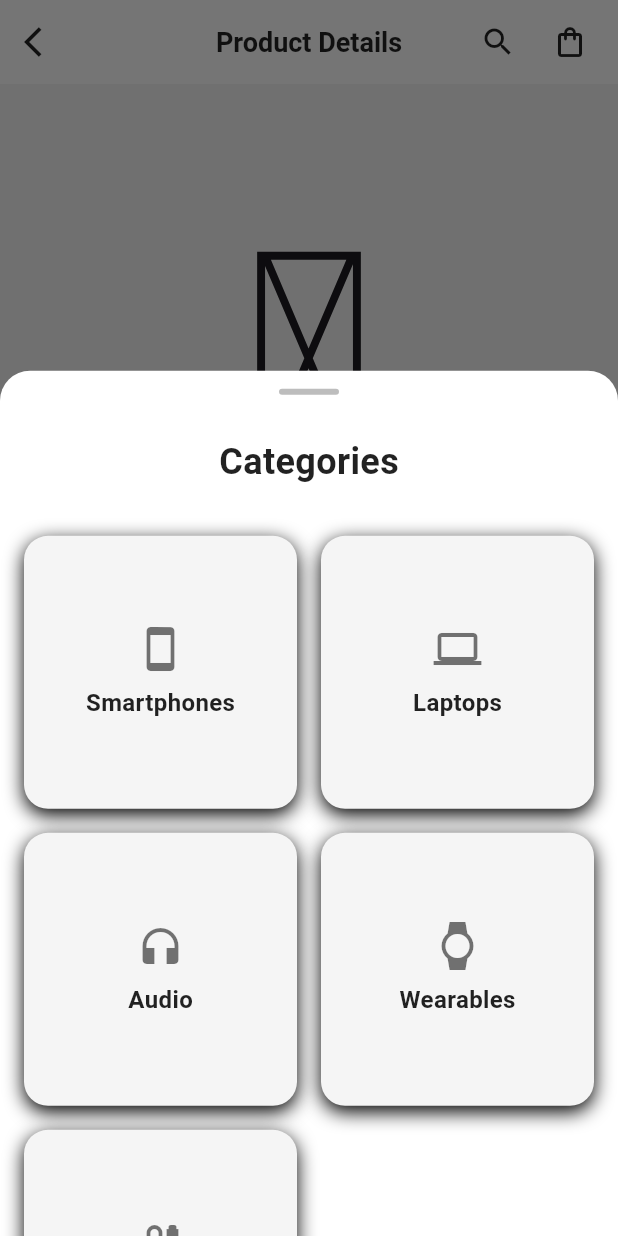
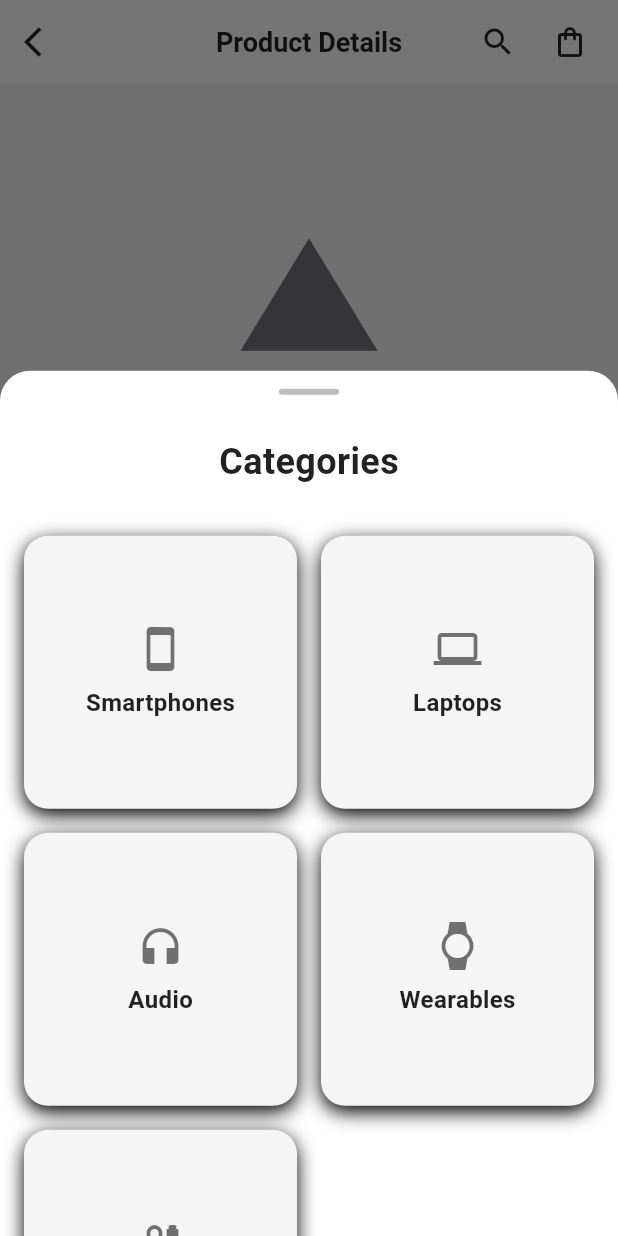
Before and after one commit to ShariniN/Flutter_Assignment1, a Flutter app: the ProductDetailsPage screen opened directly with empty values, item 2 of the bottom bar chosen, on a phone screen of 412 x 824 dp. Run offline on Flutter 3.47's test engine with Material 3 defaults, Android fonts, the phone set to English and light mode, and no system bars.

Commit message:
Updating images in product

```diff
--- a/lib/screens/product_screen.dart
+++ b/lib/screens/product_screen.dart
@@ -119,6 +119,7 @@ class _ProductDetailsPageState extends State<ProductDetailsPage> {
     final colorScheme = theme.colorScheme;
     List<Widget> items = [];
 
+    // Product image section
     items.add(
       Container(
         height: 400,
@@ -131,14 +132,31 @@ class _ProductDetailsPageState extends State<ProductDetailsPage> {
                 child: SizedBox(
                   height: 350,
                   width: 250,
-                  child: Icon(
-                    widget.product.icon,
-                    size: 200,
-                    color: colorScheme.onSurface,
-                  ),
+                  child: widget.product.hasValidImage
+                      ? ClipRRect(
+                          borderRadius: BorderRadius.circular(12),
+                          child: Image.asset(
+                            widget.product.imageUrl,
+                            fit: BoxFit.contain,
+                            errorBuilder: (context, error, stackTrace) {
+                              // Fallback to icon if image fails to load
+                              return Icon(
+                                widget.product.categoryIcon,
+                                size: 200,
+                                color: colorScheme.onSurface.withOpacity(0.6),
+                              );
+                            },
+                          ),
+                        )
+                      : Icon(
+                          widget.product.categoryIcon,
+                          size: 200,
+                          color: colorScheme.onSurface.withOpacity(0.6),
+                        ),
                 ),
               ),
             ),
+            // Image indicators
             Padding(
               padding: const EdgeInsets.only(bottom: 20),
               child: Row(
@@ -161,6 +179,7 @@ class _ProductDetailsPageState extends State<ProductDetailsPage> {
       ),
     );
 
+    // Product info section
     items.add(
       Padding(
         padding: const EdgeInsets.fromLTRB(20, 20, 20, 0),
@@ -216,6 +235,7 @@ class _ProductDetailsPageState extends State<ProductDetailsPage> {
       ),
     );
 
+    // Color selection section
     if (colors.length > 1 && colors.first['name'] != 'Default') {
       items.add(
         Padding(
@@ -281,6 +301,7 @@ class _ProductDetailsPageState extends State<ProductDetailsPage> {
       );
     }
 
+    // Variant selection section
     if (variantOptions.length > 1) {
       String variantLabel = _getVariantLabel();
       items.add(
@@ -340,6 +361,7 @@ class _ProductDetailsPageState extends State<ProductDetailsPage> {
       );
     }
 
+    // Features section
     for (var feature in productFeatures) {
       items.add(
         Padding(
@@ -354,6 +376,7 @@ class _ProductDetailsPageState extends State<ProductDetailsPage> {
       );
     }
 
+    // Details section
     items.add(
       Padding(
         padding: const EdgeInsets.fromLTRB(20, 30, 20, 0),
@@ -382,6 +405,7 @@ class _ProductDetailsPageState extends State<ProductDetailsPage> {
       ),
     );
 
+    // Specifications section
     items.add(
       Padding(
         padding: const EdgeInsets.fromLTRB(20, 30, 20, 0),
--- a/lib/widgets/product.dart
+++ b/lib/widgets/product.dart
@@ -21,8 +21,27 @@ class Product {
     this.color,
     required this.category,
     this.rating = 4.0,
-    this.imageUrl = '',
+    required this.imageUrl, // Made this required since we're using images
   });
 
+  // Helper method to get category icon (for use in other parts of the app)
+  IconData get categoryIcon {
+    switch (category) {
+      case 'phone':
+        return Icons.smartphone;
+      case 'laptop':
+        return Icons.laptop;
+      case 'audio':
+        return Icons.headphones;
+      case 'wearables':
+        return Icons.watch;
+      case 'accessories':
+        return Icons.cable;
+      default:
+        return Icons.category;
+    }
+  }
 
+  // Helper method to check if image exists/is valid
+  bool get hasValidImage => imageUrl.isNotEmpty;
 }
```
